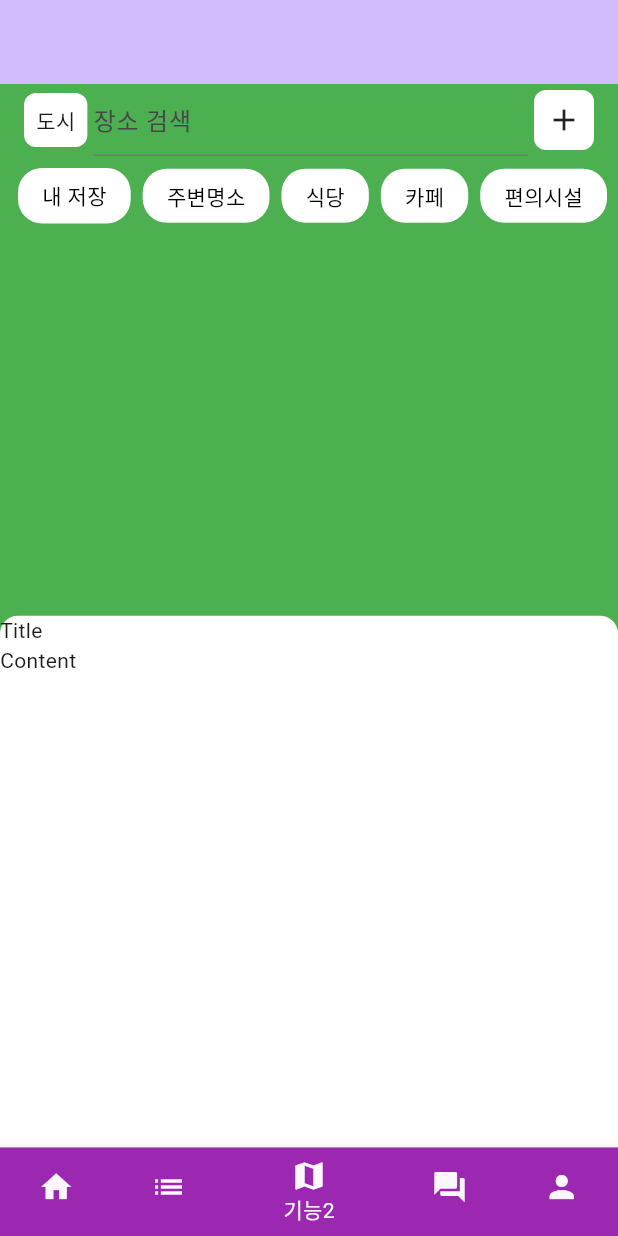
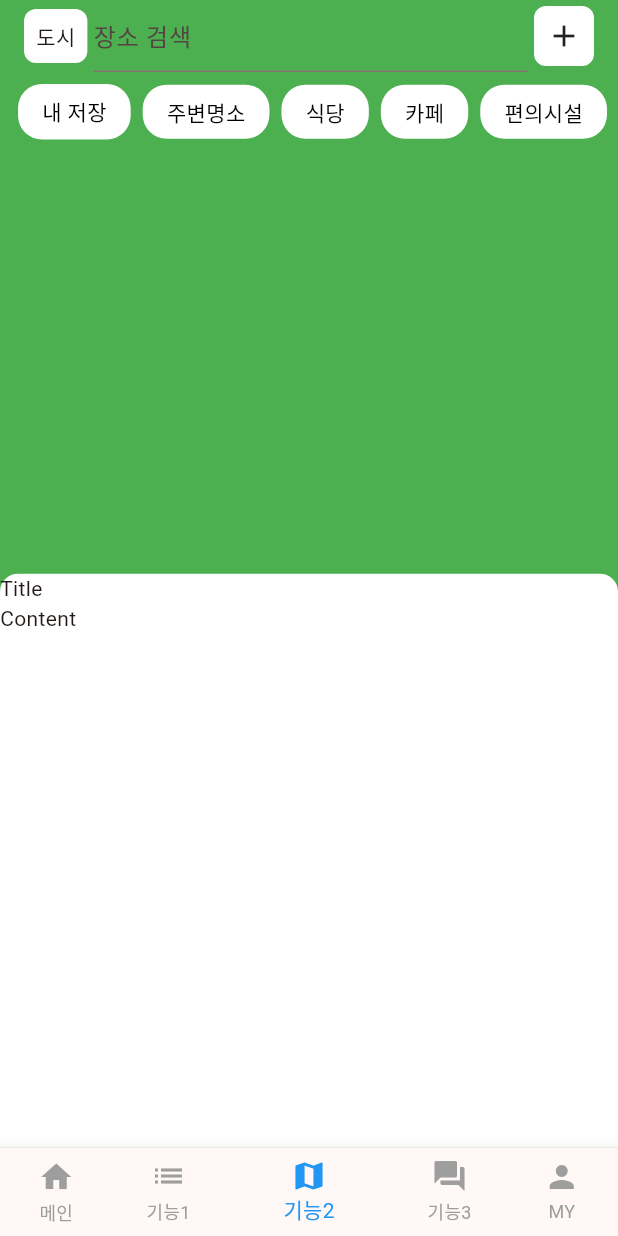
Before and after one commit to jaekyung-you/flutter_factory, a Flutter app: the screen it shows after launch, item 3 of the bottom bar chosen, on a phone screen of 412 x 824 dp. Run offline on Flutter 3.47's test engine with Material 3 defaults, Android fonts, the phone set to English and light mode, and no system bars; our stand-ins replace get; Roboto replaces fonts that are missing (Pretendard).

Commit message:
탭바 수정

```diff
--- a/lib/main.dart
+++ b/lib/main.dart
@@ -17,7 +17,7 @@ class MyApp extends StatelessWidget {
     return GetMaterialApp(
       title: 'Flutter Demo',
       theme: ThemeData(
-        colorScheme: ColorScheme.fromSeed(seedColor: Colors.deepPurple),
+        colorScheme: ColorScheme.fromSeed(seedColor: Colors.red),
         useMaterial3: true,
         fontFamily: "Pretendard",
       ),
@@ -42,44 +42,81 @@ class _MyHomePageState extends State<MyHomePage> {
     mainController = Get.put(MainController());
   }
 
+  static const List<Widget> screens = [
+    HomeScreen(),
+    HomeScreen(),
+    MapScreen(),
+    HomeScreen(), // todo: 앱 시동시 자동로그인이면 MyPageScreen으로 전환
+    HomeScreen(),
+  ];
+
+  int selectedIndex = 0;
+
+  void _onItemTapped(int index) {
+    setState(() {
+      selectedIndex = index;
+    });
+  }
+
   @override
   Widget build(BuildContext context) {
+    // return Scaffold(
+    //   appBar: AppBar(
+    //     backgroundColor: Theme.of(context).colorScheme.inversePrimary,
+    //     title: Text(''),
+    //   ),
+    //   body: Obx(() => Container(
+    //         child: (() {
+    //           switch (mainController.currentTabIndex.value) {
+    //             case 0:
+    //               return const HomeScreen();
+    //
+    //             case 1:
+    //             case 2:
+    //               return const MapScreen();
+    //             case 3:
+    //             case 4:
+    //           }
+    //         })(),
+    //       )),
+    //   bottomNavigationBar: mainBottomNav(),
+    // );
+
     return Scaffold(
-      appBar: AppBar(
-        backgroundColor: Theme.of(context).colorScheme.inversePrimary,
-        title: Text(''),
-      ),
-      body: Obx(() => Container(
-            child: (() {
-              switch (mainController.currentTabIndex.value) {
-                case 0:
-                  return const HomeScreen();
-
-                case 1:
-                case 2:
-                  return const MapScreen();
-                case 3:
-                case 4:
-              }
-            })(),
-          )),
-      bottomNavigationBar: mainBottomNav(),
-    );
-  }
-
-  Widget mainBottomNav() {
-    return Obx(() {
-      return BottomNavigationBar(
-        currentIndex: mainController.currentTabIndex.value,
-        onTap: mainController.setBottomTab,
-        items: [
-          BottomNavigationBarItem(icon: Icon(Icons.home), label: '메인', backgroundColor: Colors.purple),
-          BottomNavigationBarItem(icon: Icon(Icons.list), label: '기능1', backgroundColor: Colors.purple),
+      body: screens.elementAt(selectedIndex),
+      bottomNavigationBar: BottomNavigationBar(
+        type: BottomNavigationBarType.shifting,
+        unselectedItemColor: Colors.grey,
+        selectedItemColor: Colors.blue,
+        selectedIconTheme: const IconThemeData(color: Colors.blue),
+        showUnselectedLabels: true,
+        showSelectedLabels: true,
+        items: const [
+          BottomNavigationBarItem(icon: Icon(Icons.home), label: '메인'),
+          BottomNavigationBarItem(icon: Icon(Icons.list), label: '기능1'),
           BottomNavigationBarItem(icon: Icon(Icons.map), label: '기능2'),
           BottomNavigationBarItem(icon: Icon(Icons.question_answer), label: '기능3'),
           BottomNavigationBarItem(icon: Icon(Icons.person), label: 'MY'),
         ],
-      );
-    });
+        currentIndex: selectedIndex,
+        onTap: _onItemTapped,
+      ),
+    );
   }
 }
+
+// Widget mainBottomNav() {
+//   return Obx(() {
+//     return BottomNavigationBar(
+//       currentIndex: mainController.currentTabIndex.value,
+//       onTap: mainController.setBottomTab,
+//       items: [
+//         BottomNavigationBarItem(icon: Icon(Icons.home), label: '메인', backgroundColor: Colors.purple),
+//         BottomNavigationBarItem(icon: Icon(Icons.list), label: '기능1', backgroundColor: Colors.purple),
+//         BottomNavigationBarItem(icon: Icon(Icons.map), label: '기능2'),
+//         BottomNavigationBarItem(icon: Icon(Icons.question_answer), label: '기능3'),
+//         BottomNavigationBarItem(icon: Icon(Icons.person), label: 'MY'),
+//       ],
+//     );
+//   });
+// }
```
Also changed, not shown: 3 other files.
